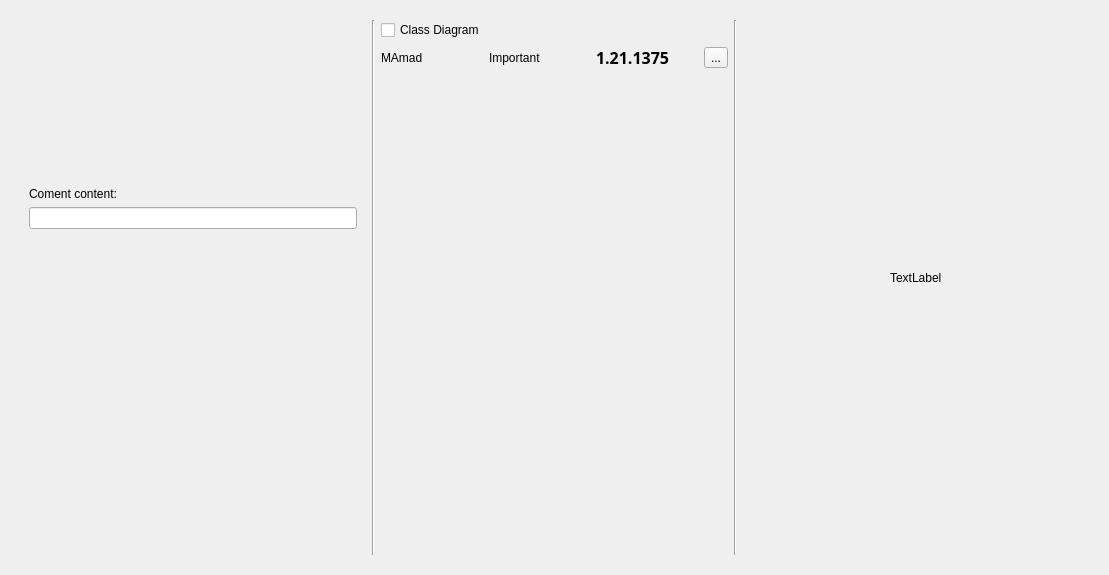
Above: Client/dashboard.ui from amirsoleimani7/AP_Project before the change. Below: the same form after it.
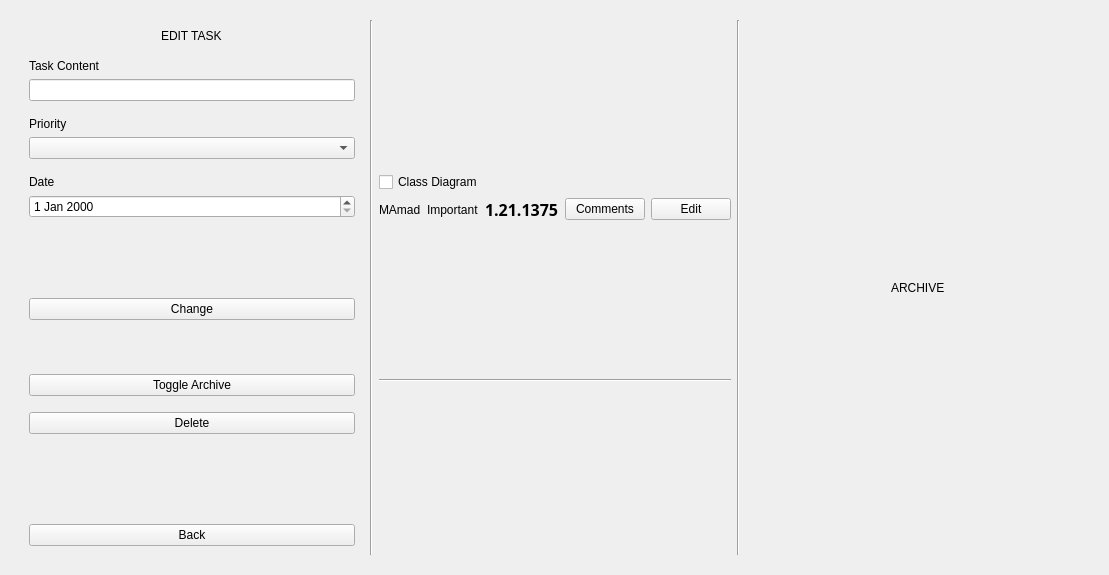
That is the form after the change. The open tabs and pages were chosen to show the change.

Commit message: Dynamic task was added

Patch:
```diff
--- a/Client/dashboard.ui
+++ b/Client/dashboard.ui
@@ -272,8 +272,15 @@
            </item>
           </layout>
          </widget>
-         <widget class="QWidget" name="page">
-          <layout class="QVBoxLayout" name="verticalLayout_18">
+         <widget class="QWidget" name="ProjectTaskEditPage">
+          <layout class="QVBoxLayout" name="verticalLayout_21">
+           <item alignment="Qt::AlignHCenter">
+            <widget class="QLabel" name="label_25">
+             <property name="text">
+              <string>EDIT TASK</string>
+             </property>
+            </widget>
+           </item>
            <item>
             <spacer name="verticalSpacer_58">
              <property name="orientation">
@@ -282,20 +289,66 @@
              <property name="sizeHint" stdset="0">
               <size>
                <width>20</width>
-               <height>40</height>
+               <height>13</height>
               </size>
              </property>
             </spacer>
            </item>
            <item>
-            <widget class="QLabel" name="label_21">
+            <widget class="QLabel" name="label_24">
              <property name="text">
-              <string>Coment content:</string>
+              <string>Task Content</string>
              </property>
             </widget>
            </item>
            <item>
-            <widget class="QLineEdit" name="lineEdit"/>
+            <widget class="QLineEdit" name="lineEdit_4"/>
+           </item>
+           <item>
+            <spacer name="verticalSpacer_46">
+             <property name="orientation">
+              <enum>Qt::Vertical</enum>
+             </property>
+             <property name="sizeHint" stdset="0">
+              <size>
+               <width>20</width>
+               <height>13</height>
+              </size>
+             </property>
+            </spacer>
+           </item>
+           <item>
+            <widget class="QLabel" name="label_23">
+             <property name="text">
+              <string>Priority</string>
+             </property>
+            </widget>
+           </item>
+           <item>
+            <widget class="QComboBox" name="ProjectNewTaskPriorityComboBox_2"/>
+           </item>
+           <item>
+            <spacer name="verticalSpacer_45">
+             <property name="orientation">
+              <enum>Qt::Vertical</enum>
+             </property>
+             <property name="sizeHint" stdset="0">
+              <size>
+               <width>20</width>
+               <height>13</height>
+              </size>
+             </property>
+            </spacer>
+           </item>
+           <item>
+            <widget class="QLabel" name="label_22">
+             <property name="text">
+              <string>Date</string>
+             </property>
+            </widget>
+           </item>
+           <item>
+            <widget class="QDateEdit" name="dateEdit_3"/>
            </item>
            <item>
             <spacer name="verticalSpacer_57">
@@ -310,6 +363,59 @@
              </property>
             </spacer>
            </item>
+           <item>
+            <spacer name="verticalSpacer_63">
+             <property name="orientation">
+              <enum>Qt::Vertical</enum>
+             </property>
+             <property name="sizeHint" stdset="0">
+              <size>
+               <width>20</width>
+               <height>40</height>
+              </size>
+             </property>
+            </spacer>
+           </item>
+           <item>
+            <widget class="QPushButton" name="pushButton_7">
+             <property name="text">
+              <string>Change</string>
+             </property>
+            </widget>
+           </item>
+           <item>
+            <spacer name="verticalSpacer_49">
+             <property name="orientation">
+              <enum>Qt::Vertical</enum>
+             </property>
+             <property name="sizeHint" stdset="0">
+              <size>
+               <width>20</width>
+               <height>40</height>
+              </size>
+             </property>
+            </spacer>
+           </item>
+           <item>
+            <spacer name="verticalSpacer_59">
+             <property name="orientation">
+              <enum>Qt::Vertical</enum>
+             </property>
+             <property name="sizeHint" stdset="0">
+              <size>
+               <width>20</width>
+               <height>13</height>
+              </size>
+             </property>
+            </spacer>
+           </item>
+           <item>
+            <widget class="QPushButton" name="pushButton">
+             <property name="text">
+              <string>Toggle Archive</string>
+             </property>
+            </widget>
+           </item>
            <item>
             <spacer name="verticalSpacer_56">
              <property name="orientation">
@@ -318,10 +424,122 @@
              <property name="sizeHint" stdset="0">
               <size>
                <width>20</width>
+               <height>13</height>
+              </size>
+             </property>
+            </spacer>
+           </item>
+           <item>
+            <widget class="QPushButton" name="pushButton_5">
+             <property name="text">
+              <string>Delete</string>
+             </property>
+            </widget>
+           </item>
+           <item>
+            <spacer name="verticalSpacer_62">
+             <property name="orientation">
+              <enum>Qt::Vertical</enum>
+             </property>
+             <property name="sizeHint" stdset="0">
+              <size>
+               <width>20</width>
                <height>40</height>
               </size>
              </property>
             </spacer>
+           </item>
+           <item>
+            <spacer name="verticalSpacer_61">
+             <property name="orientation">
+              <enum>Qt::Vertical</enum>
+             </property>
+             <property name="sizeHint" stdset="0">
+              <size>
+               <width>20</width>
+               <height>40</height>
+              </size>
+             </property>
+            </spacer>
+           </item>
+           <item>
+            <spacer name="verticalSpacer_60">
+             <property name="orientation">
+              <enum>Qt::Vertical</enum>
+             </property>
+             <property name="sizeHint" stdset="0">
+              <size>
+               <width>20</width>
+               <height>13</height>
+              </size>
+             </property>
+            </spacer>
+           </item>
+           <item>
+            <widget class="QPushButton" name="ProjectNewTaskBackButton_2">
+             <property name="text">
+              <string>Back</string>
+             </property>
+            </widget>
+           </item>
+          </layout>
+         </widget>
+         <widget class="QWidget" name="ProjectCommentPage">
+          <layout class="QVBoxLayout" name="verticalLayout_19">
+           <item alignment="Qt::AlignHCenter">
+            <widget class="QLabel" name="label_26">
+             <property name="text">
+              <string>COMMENTS</string>
+             </property>
+            </widget>
+           </item>
+           <item>
+            <layout class="QVBoxLayout" name="TaskCommentList">
+             <item>
+              <widget class="QLabel" name="label_21">
+               <property name="text">
+                <string>Coment content:</string>
+               </property>
+              </widget>
+             </item>
+             <item>
+              <widget class="QLineEdit" name="lineEdit"/>
+             </item>
+             <item>
+              <widget class="QPushButton" name="pushButton_4">
+               <property name="text">
+                <string>Add Comment</string>
+               </property>
+              </widget>
+             </item>
+             <item>
+              <widget class="Line" name="line_15">
+               <property name="orientation">
+                <enum>Qt::Horizontal</enum>
+               </property>
+              </widget>
+             </item>
+             <item>
+              <spacer name="verticalSpacer">
+               <property name="orientation">
+                <enum>Qt::Vertical</enum>
+               </property>
+               <property name="sizeHint" stdset="0">
+                <size>
+                 <width>20</width>
+                 <height>40</height>
+                </size>
+               </property>
+              </spacer>
+             </item>
+            </layout>
+           </item>
+           <item>
+            <widget class="QPushButton" name="pushButton_8">
+             <property name="text">
+              <string>Back</string>
+             </property>
+            </widget>
            </item>
           </layout>
          </widget>
@@ -339,11 +557,15 @@
          <item>
           <layout class="QVBoxLayout" name="verticalLayout_3">
            <item>
-            <widget class="QCheckBox" name="checkBox">
-             <property name="text">
-              <string>Class Diagram</string>
-             </property>
-            </widget>
+            <layout class="QHBoxLayout" name="horizontalLayout_17">
+             <item>
+              <widget class="QCheckBox" name="checkBox">
+               <property name="text">
+                <string>Class Diagram</string>
+               </property>
+              </widget>
+             </item>
+            </layout>
            </item>
            <item>
             <layout class="QHBoxLayout" name="horizontalLayout_5">
@@ -376,9 +598,16 @@
               </widget>
              </item>
              <item>
-              <widget class="QToolButton" name="toolButton">
+              <widget class="QPushButton" name="pushButton_3">
                <property name="text">
-                <string>...</string>
+                <string>Comments</string>
+               </property>
+              </widget>
+             </item>
+             <item>
+              <widget class="QPushButton" name="pushButton_2">
+               <property name="text">
+                <string>Edit</string>
                </property>
               </widget>
              </item>
@@ -387,17 +616,11 @@
           </layout>
          </item>
          <item>
-          <spacer name="verticalSpacer">
+          <widget class="Line" name="line_16">
            <property name="orientation">
-            <enum>Qt::Vertical</enum>
+            <enum>Qt::Horizontal</enum>
            </property>
-           <property name="sizeHint" stdset="0">
-            <size>
-             <width>20</width>
-             <height>40</height>
-            </size>
-           </property>
-          </spacer>
+          </widget>
          </item>
          <item>
           <spacer name="horizontalSpacer_7">
@@ -428,26 +651,6 @@
         <layout class="QVBoxLayout" name="verticalLayout_15">
          <item>
           <layout class="QHBoxLayout" name="horizontalLayout_16">
-           <item>
-            <spacer name="horizontalSpacer_15">
-             <property name="orientation">
-              <enum>Qt::Horizontal</enum>
-             </property>
-             <property name="sizeHint" stdset="0">
-              <size>
-               <width>40</width>
-               <height>20</height>
-              </size>
-             </property>
-            </spacer>
-           </item>
-           <item>
-            <widget class="QLabel" name="label_4">
-             <property name="text">
-              <string>TextLabel</string>
-             </property>
-            </widget>
-           </item>
            <item>
             <spacer name="horizontalSpacer_6">
              <property name="orientation">
@@ -461,24 +664,28 @@
              </property>
             </spacer>
            </item>
+           <item alignment="Qt::AlignHCenter">
+            <widget class="QLabel" name="label_4">
+             <property name="text">
+              <string>ARCHIVE</string>
+             </property>
+            </widget>
+           </item>
+           <item>
+            <spacer name="horizontalSpacer_15">
+             <property name="orientation">
+              <enum>Qt::Horizontal</enum>
+             </property>
+             <property name="sizeHint" stdset="0">
+              <size>
+               <width>40</width>
+               <height>20</height>
+              </size>
+             </property>
+            </spacer>
+           </item>
           </layout>
          </item>
-         <item>
-          <spacer name="horizontalSpacer_19">
-           <property name="orientation">
-            <enum>Qt::Horizontal</enum>
-           </property>
-           <property name="sizeType">
-            <enum>QSizePolicy::Expanding</enum>
-           </property>
-           <property name="sizeHint" stdset="0">
-            <size>
-             <width>40</width>
-             <height>20</height>
-            </size>
-           </property>
-          </spacer>
-         </item>
         </layout>
        </item>
       </layout>
```
Left out of the diff: 89 changed lines with no effect on the pictures. The commit also changes 2 other files.
